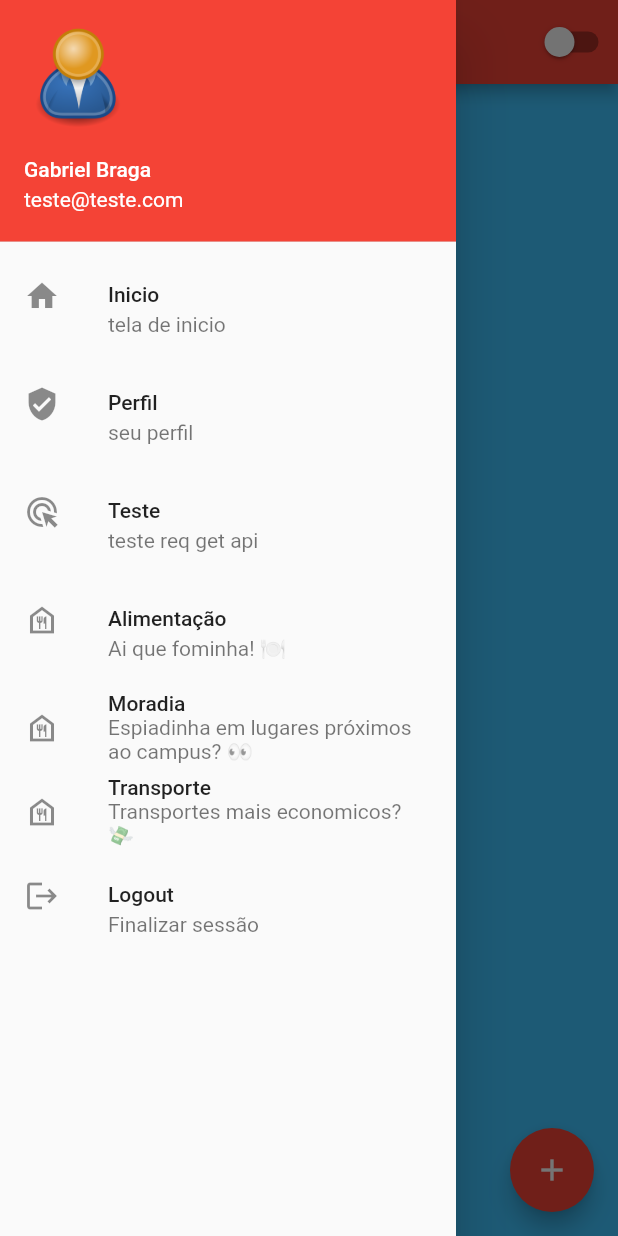
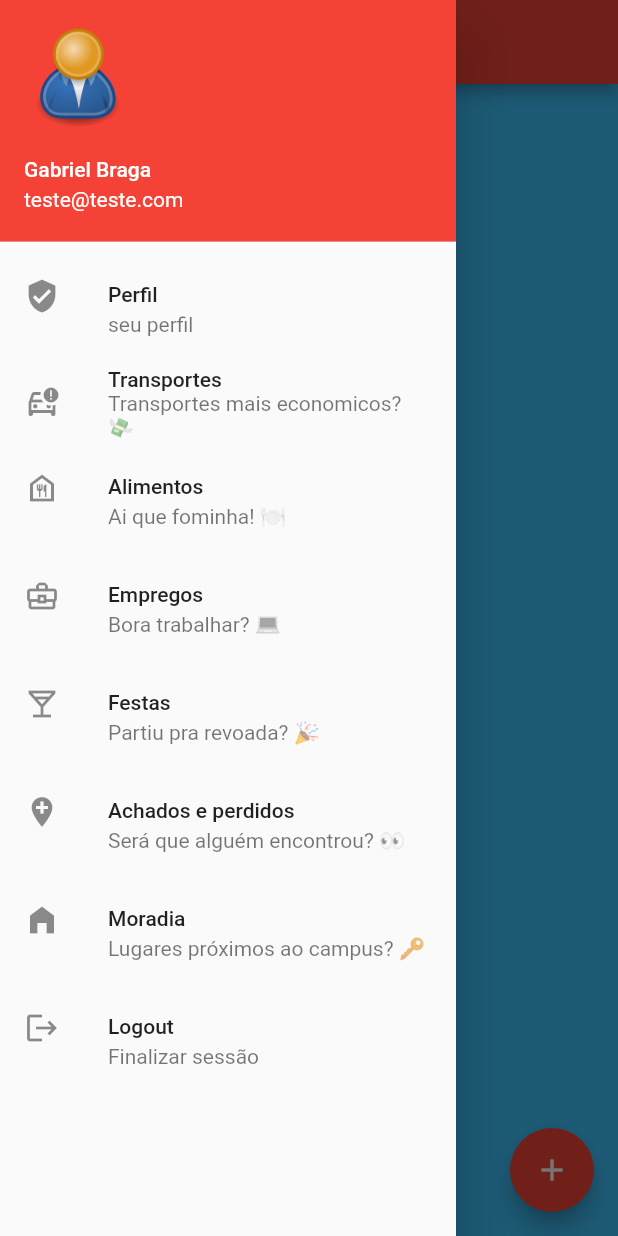
Before and after one commit to bragabriel/TCC-frontend, a Flutter app: the HomePage screen opened by its route, with the side drawer open, on a phone screen of 412 x 824 dp. Run offline on Flutter 3.47's test engine with Material 2 defaults, Android fonts, the phone set to English and light mode, and no system bars; our stand-ins replace dio, email_validator, image_picker, shared_preferences, string_validator; missing offline and left inert: dart:ffi; accounts and stored records are empty.

Commit message:
add: pages de alimentos, removendo multiplas pages home page e icons

```diff
--- a/spotted/lib/app/view/food_page/food_view.dart
+++ b/spotted/lib/app/view/food_page/food_view.dart
@@ -1,10 +1,6 @@
-import 'dart:convert';
-
 import 'package:dio/dio.dart';
 import 'package:flutter/material.dart';
-import 'package:spotted/app/controller/food_controller.dart';
 import 'package:spotted/app/model/food_model.dart';
-import 'package:spotted/app/repository/food_repository.dart';
 
 
 class FoodPage extends StatefulWidget {
@@ -30,8 +26,6 @@ class _FoodPageState extends State<FoodPage> {
 
 
     if(response.statusCode == 200){
-
-
       print('AQUI');
       print(response.data.runtimeType);
 
--- a/spotted/lib/app/view/home_page/home_view.dart
+++ b/spotted/lib/app/view/home_page/home_view.dart
@@ -1,7 +1,6 @@
 //StatefulWidget = Dinamico -> Pode ser modificado
-import 'dart:ui' as ui;
 import 'package:flutter/material.dart';
-import 'package:spotted/app/view/food_page/postFood_view.dart';
+import 'package:spotted/app/view/food_page/postfood_view.dart';
 
 import '../../controller/app_controller.dart';
 
@@ -31,13 +30,6 @@ class HomePageState extends State<HomePage> {
               accountName: Text('Gabriel Braga'),
               accountEmail: Text('teste@teste.com')),
           ListTile(
-              leading: Icon(Icons.home),
-              title: Text('Inicio'),
-              subtitle: Text('tela de inicio'),
-              onTap: () {
-                print('home');
-              }),
-          ListTile(
               leading: Icon(Icons.verified_user),
               title: Text('Perfil'),
               subtitle: Text('seu perfil'),
@@ -45,30 +37,9 @@ class HomePageState extends State<HomePage> {
                 Navigator.of(context).pushNamed('/perfil');
               }),
           ListTile(
-              leading: Icon(Icons.ads_click),
-              title: Text('Teste'),
-              subtitle: Text('teste req get api'),
-              onTap: () {
-                Navigator.of(context).pushNamed('/teste');
-              }),
-          ListTile(
-              leading: Icon(Icons.food_bank_outlined),
-              title: Text('Alimentação'),
-              subtitle: Text('Ai que fominha! 🍽'),
-              onTap: () {
-                Navigator.pushReplacement(
-                  context,
-                  MaterialPageRoute(
-                    builder: (context) {
-                      return PostsPage();
-                    },
-                  ),
-                );
-              }),
-          ListTile(
-              leading: Icon(Icons.food_bank_outlined),
-              title: Text('Moradia'),
-              subtitle: Text('Espiadinha em lugares próximos ao campus? 👀'),
+              leading: Icon(Icons.car_crash_outlined),
+              title: Text('Transportes'),
+              subtitle: Text('Transportes mais economicos? 💸'),
               onTap: () {
                 Navigator.pushReplacement(
                   context,
@@ -81,8 +52,78 @@ class HomePageState extends State<HomePage> {
               }),
           ListTile(
               leading: Icon(Icons.food_bank_outlined),
-              title: Text('Transporte'),
-              subtitle: Text('Transportes mais economicos? 💸'),
+              title: Text('Alimentos'),
+              subtitle: Text('Ai que fominha! 🍽'),
+              onTap: () {
+                Navigator.pushReplacement(
+                  context,
+                  MaterialPageRoute(
+                    builder: (context) {
+                      return PostsPage();
+                    },
+                  ),
+                );
+              }),
+          // ListTile(
+          //     leading: Icon(Icons.food_bank_outlined),
+          //     title: Text('Crushs'),
+          //     subtitle: Text('E aquela paquerinha? 😏'),
+          //     onTap: () {
+          //       Navigator.pushReplacement(
+          //         context,
+          //         MaterialPageRoute(
+          //           builder: (context) {
+          //             return PostsPage(); //MUDAR AQUI
+          //           },
+          //         ),
+          //       );
+          //     }),
+          ListTile(
+              leading: Icon(Icons.business_center_outlined),
+              title: Text('Empregos'),
+              subtitle: Text('Bora trabalhar? 💻'),
+              onTap: () {
+                Navigator.pushReplacement(
+                  context,
+                  MaterialPageRoute(
+                    builder: (context) {
+                      return PostsPage(); //MUDAR AQUI
+                    },
+                  ),
+                );
+              }),
+          ListTile(
+              leading: Icon(Icons.local_bar_outlined),
+              title: Text('Festas'),
+              subtitle: Text('Partiu pra revoada? 🎉'),
+              onTap: () {
+                Navigator.pushReplacement(
+                  context,
+                  MaterialPageRoute(
+                    builder: (context) {
+                      return PostsPage(); //MUDAR AQUI
+                    },
+                  ),
+                );
+              }),
+          ListTile(
+              leading: Icon(Icons.add_location),
+              title: Text('Achados e perdidos'),
+              subtitle: Text('Será que alguém encontrou? 👀'),
+              onTap: () {
+                Navigator.pushReplacement(
+                  context,
+                  MaterialPageRoute(
+                    builder: (context) {
+                      return PostsPage(); //MUDAR AQUI
+                    },
+                  ),
+                );
+              }),
+          ListTile(
+              leading: Icon(Icons.home_filled),
+              title: Text('Moradia'),
+              subtitle: Text('Lugares próximos ao campus? 🔑'),
               onTap: () {
                 Navigator.pushReplacement(
                   context,
@@ -104,11 +145,7 @@ class HomePageState extends State<HomePage> {
       ),
       appBar: AppBar(
         title: Text('Pagina inicial'),
-
         //botões que ficam na lateral direita
-        actions: [
-          CustomSwitch(),
-        ],
       ),
       body: Container(
         width: double.infinity,
@@ -119,60 +156,9 @@ class HomePageState extends State<HomePage> {
               height: 150,
               color: Colors.lightBlueAccent,
               child: Column(
-                mainAxisAlignment: MainAxisAlignment.center,
-                crossAxisAlignment: CrossAxisAlignment.center,
-                children: [
-                ]
-              ),
-            ),
-            // Navigator(
-            //   initialRoute: 'home/foodpage',
-            // ),
-            Container(
-              height: 150,
-              color: Colors.orange,
-              child: GestureDetector(
-                onTap: () {
-                  Navigator.pushReplacement(
-                    context,
-                    MaterialPageRoute(
-                      builder: (context) {
-                        return PostsPage();
-                      },
-                    ),
-                  );
-                },
-              ),
-            ),
-            Container(
-              height: 150,
-              color: Colors.green,
-              child: Text('APÊS'),
-            ),
-            Container(
-              height: 150,
-              color: Colors.blue,
-              child: Text('CARONAS'),
-            ),
-            Container(
-              height: 150,
-              color: Colors.pink,
-              child: Text('COMIDAS'),
-            ),
-            Container(
-              height: 150,
-              color: Colors.purple,
-              child: Text('ESTÁGIOS'),
-            ),
-            Container(
-              height: 150,
-              color: Colors.yellow,
-              child: Text('FESTAS'),
-            ),
-            Container(
-              height: 150,
-              color: Colors.blue,
-              child: Text('ACHADOS/PERDIDOS'),
+                  mainAxisAlignment: MainAxisAlignment.center,
+                  crossAxisAlignment: CrossAxisAlignment.center,
+                  children: []),
             ),
           ],
         ),
--- a/spotted/lib/app/widget/app_widget.dart
+++ b/spotted/lib/app/widget/app_widget.dart
@@ -6,7 +6,7 @@ import 'package:spotted/app/view/food_page/food_view.dart';
 import 'package:spotted/app/view/profile_page/perfil_view.dart';
 
 import '../controller/app_controller.dart';
-import '../view/food_page/postFood_view.dart';
+import '../view/food_page/postfood_view.dart';
 import '../view/home_page/home_view.dart';
 import '../view/login_view.dart';
 
--- a/spotted/lib/main.dart
+++ b/spotted/lib/main.dart
@@ -2,7 +2,7 @@ import 'package:flutter/material.dart';
 import 'package:spotted/app/view/food_page/food_view.dart';
 import 'package:spotted/app/widget/app_widget.dart';
 
-import 'app/view/food_page/postFood_view.dart';
+import 'app/view/food_page/postfood_view.dart';
 
 main(){
   runApp(AppWidget());
```
Also changed, not shown: spotted/lib/app/view/food_page/postFood_view.dart (+128 -57 lines).
